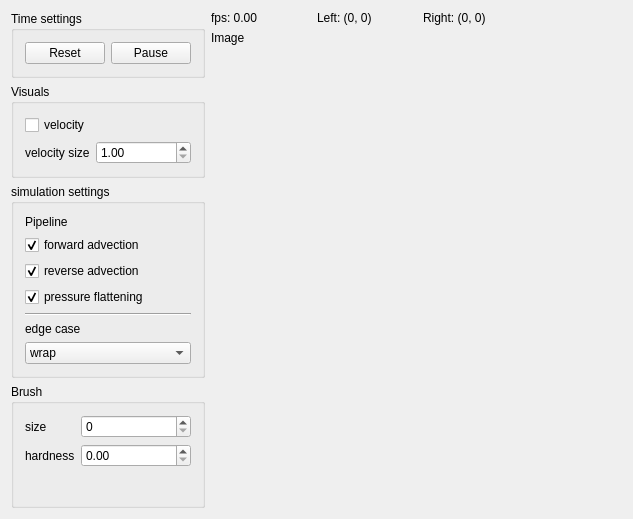
Before: the Qt Designer form mainwindow.ui in loosstef/grid-based-fluid-simulator, drawn with Qt 5.
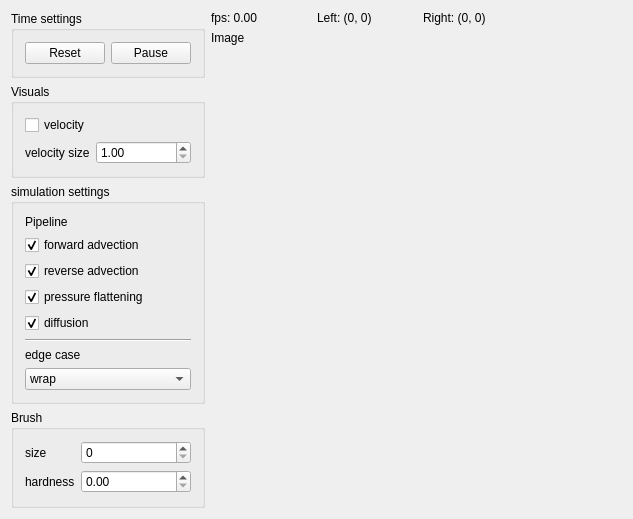
After: the same form once the commit is applied. Custom widgets are drawn as their Qt base class.

Commit message: added diffusion filter

Patch:
```diff
--- a/mainwindow.ui
+++ b/mainwindow.ui
@@ -102,7 +102,7 @@
         <property name="title">
          <string>simulation settings</string>
         </property>
-        <layout class="QVBoxLayout" name="verticalLayout_4" stretch="0,0,0,0,0,0,1">
+        <layout class="QVBoxLayout" name="verticalLayout_4" stretch="0,0,0,0,0,0,0,1">
          <item alignment="Qt::AlignTop">
           <widget class="QLabel" name="label_2">
            <property name="font">
@@ -145,6 +145,16 @@
            </property>
           </widget>
          </item>
+         <item>
+          <widget class="QCheckBox" name="diffusionToggle">
+           <property name="text">
+            <string>diffusion</string>
+           </property>
+           <property name="checked">
+            <bool>true</bool>
+           </property>
+          </widget>
+         </item>
          <item alignment="Qt::AlignTop">
           <widget class="Line" name="line">
            <property name="orientation">
```
The commit also changes 8 other files.
